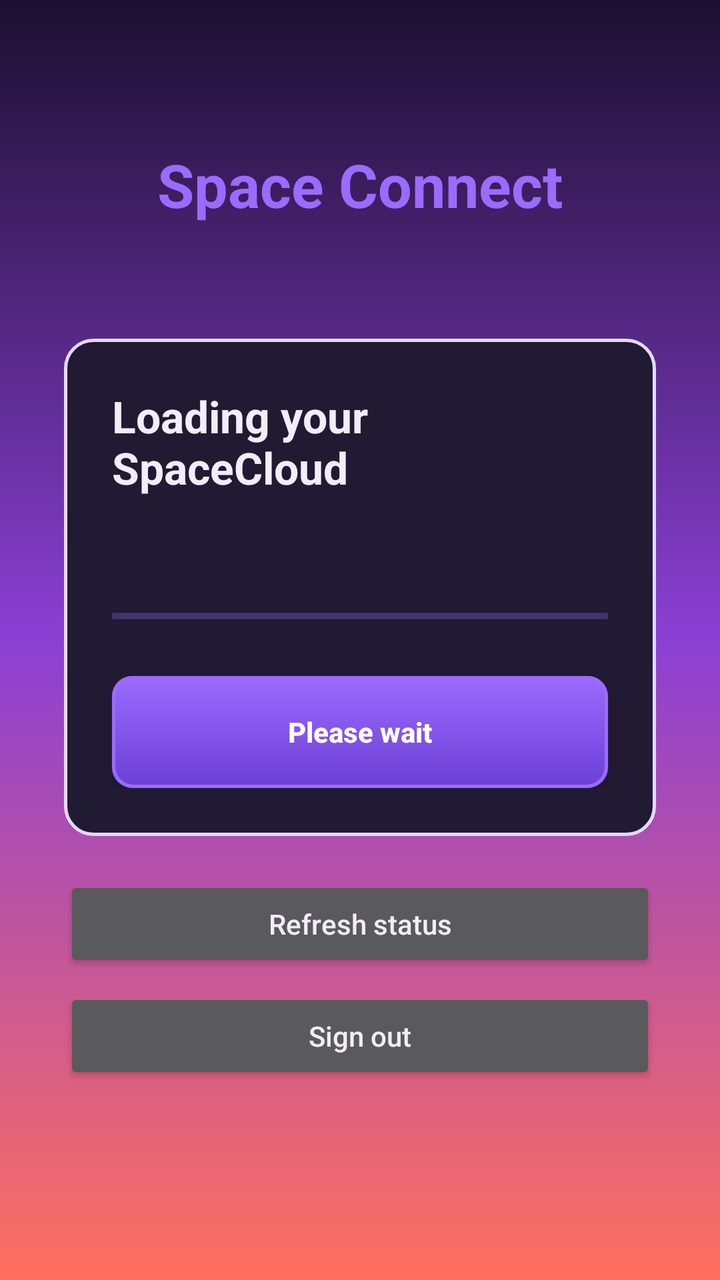
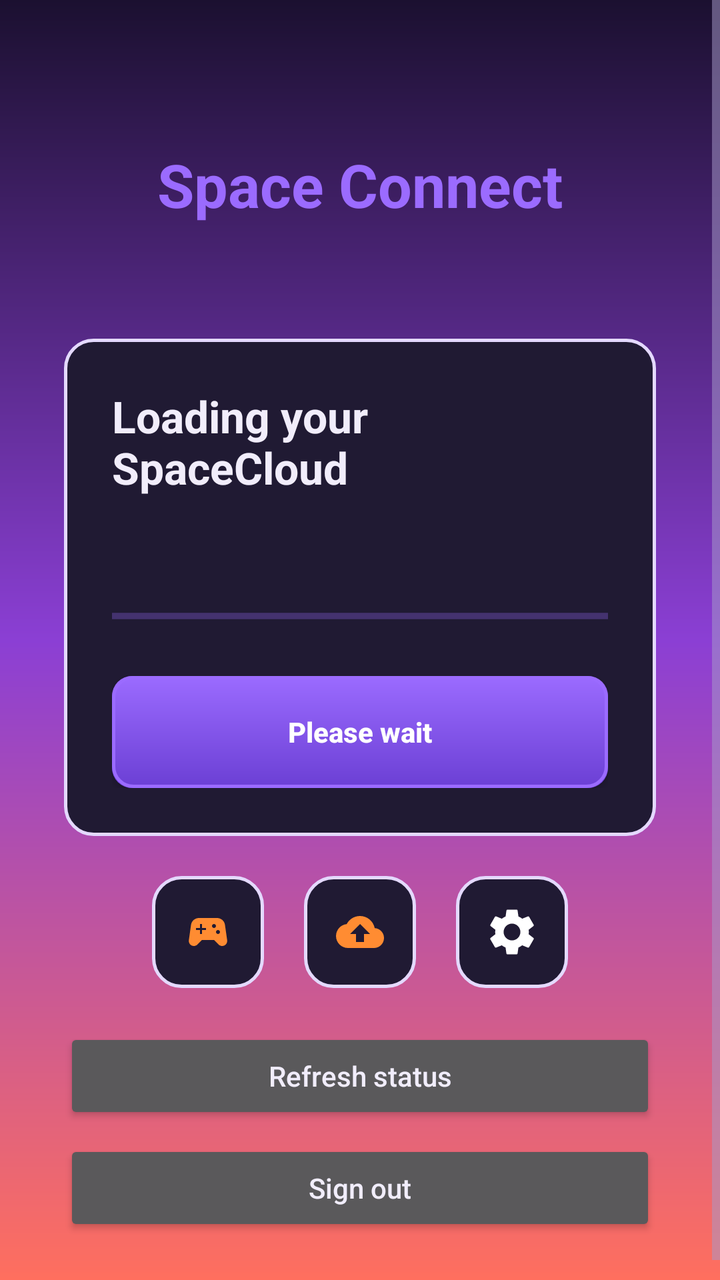

Screens rendered from an Android XML layout before and after an edit, with the pre-edit source and the edit as a unified diff.
<!-- AndroidManifest.xml: application theme AppTheme -->
<!-- res/layout/activity_launcher.xml -->
<?xml version="1.0" encoding="utf-8"?>
<ScrollView xmlns:android="http://schemas.android.com/apk/res/android"
    android:layout_width="match_parent"
    android:layout_height="match_parent"
    android:fillViewport="true">

    <LinearLayout
        android:layout_width="match_parent"
        android:layout_height="wrap_content"
        android:gravity="center_horizontal"
        android:orientation="vertical"
        android:padding="32dp">

        <TextView
            android:layout_width="wrap_content"
            android:layout_height="wrap_content"
            android:layout_marginTop="40dp"
            android:text="@string/login_app_name"
            android:textColor="@color/moonlight_purple"
            android:textSize="30sp"
            android:textStyle="bold" />

        <TextView
            android:id="@+id/launcherAccount"
            android:layout_width="wrap_content"
            android:layout_height="wrap_content"
            android:layout_marginTop="6dp"
            android:textColor="?attr/appMutedForegroundColor"
            android:textSize="14sp" />

        <LinearLayout
            android:layout_width="match_parent"
            android:layout_height="wrap_content"
            android:layout_marginTop="32dp"
            android:background="@drawable/bg_card"
            android:orientation="vertical"
            android:padding="24dp">

            <TextView
                android:id="@+id/launcherStatus"
                android:layout_width="match_parent"
                android:layout_height="wrap_content"
                android:text="@string/launcher_loading"
                android:textColor="?attr/appForegroundColor"
                android:textSize="22sp"
                android:textStyle="bold" />

            <TextView
                android:id="@+id/launcherDetails"
                android:layout_width="match_parent"
                android:layout_height="wrap_content"
                android:layout_marginTop="10dp"
                android:textColor="?attr/appMutedForegroundColor"
                android:textSize="16sp" />

            <ProgressBar
                android:id="@+id/launcherProgress"
                style="?android:attr/progressBarStyleHorizontal"
                android:layout_width="match_parent"
                android:layout_height="wrap_content"
                android:layout_marginTop="20dp"
                android:indeterminate="true" />

            <Button
                android:id="@+id/launcherPrimaryButton"
                android:layout_width="match_parent"
                android:layout_height="56dp"
                android:layout_marginTop="22dp"
                android:background="@drawable/bg_button_purple"
                android:text="@string/launcher_wait"
                android:textAllCaps="false"
                android:textColor="@color/moonlight_gold_foreground"
                android:textStyle="bold" />

            <Button
                android:id="@+id/launcherEndSessionButton"
                android:layout_width="match_parent"
                android:layout_height="48dp"
                android:layout_marginTop="12dp"
                android:text="@string/launcher_end_session"
                android:textAllCaps="false"
                android:visibility="gone" />
        </LinearLayout>

        <Button
            android:id="@+id/launcherRefreshButton"
            android:layout_width="match_parent"
            android:layout_height="48dp"
            android:layout_marginTop="20dp"
            android:text="@string/launcher_refresh"
            android:textAllCaps="false" />

        <Button
            android:id="@+id/launcherLogoutButton"
            android:layout_width="match_parent"
            android:layout_height="48dp"
            android:layout_marginTop="8dp"
            android:text="@string/launcher_logout"
            android:textAllCaps="false" />
    </LinearLayout>
</ScrollView>
<!-- resources referenced by this layout -->
<resources>
  <color name="moonlight_gold_foreground">#FFFFFF</color>
  <color name="moonlight_purple">#9B6BFF</color>
  <string name="launcher_end_session">End session</string>
  <string name="launcher_loading">Loading your SpaceCloud</string>
  <string name="launcher_logout">Sign out</string>
  <string name="launcher_refresh">Refresh status</string>
  <string name="launcher_wait">Please wait</string>
  <string name="login_app_name">Space Connect</string>
  <style name="AppTheme" parent="AppBaseTheme">
          
          <item name="android:windowActionBar">false</item>
          <item name="android:windowNoTitle">true</item>
      </style>
  <color name="moonlight_purple_shadow">#6B3FD4</color>
  <dimen name="cartoon_border_width">1.5dp</dimen>
  <dimen name="card_corner_radius">14dp</dimen>
  <color name="moonlight_background">#140F1F</color>
  <color name="moonlight_surface">#201A33</color>
  <color name="moonlight_surface_2">#1A1528</color>
  <color name="moonlight_foreground">#F1EDFB</color>
  <color name="moonlight_muted_foreground">#A79BC9</color>
  <color name="moonlight_border">#E4D9FF</color>
  <color name="moonlight_sunset_top">#1B1030</color>
  <color name="moonlight_sunset_mid">#8B3FD4</color>
  <color name="moonlight_sunset_horizon">#FF6F5E</color>
  <!-- unchanged entries left out for length: 4 -->
</resources>

<!-- the commit's change to res/layout/activity_launcher.xml (unified diff, before → after) -->
@@ -82,6 +82,50 @@
                 android:visibility="gone" />
         </LinearLayout>
 
+        <LinearLayout
+            android:layout_width="match_parent"
+            android:layout_height="wrap_content"
+            android:layout_marginTop="20dp"
+            android:gravity="center"
+            android:orientation="horizontal">
+
+            <ImageButton
+                android:id="@+id/launcherControllerButton"
+                android:layout_width="56dp"
+                android:layout_height="56dp"
+                android:layout_marginStart="10dp"
+                android:layout_marginEnd="10dp"
+                android:background="@drawable/bg_card"
+                android:contentDescription="@string/launcher_shortcut_controller"
+                android:padding="14dp"
+                android:scaleType="centerInside"
+                android:src="@drawable/ic_gamepad" />
+
+            <ImageButton
+                android:id="@+id/launcherUploadButton"
+                android:layout_width="56dp"
+                android:layout_height="56dp"
+                android:layout_marginStart="10dp"
+                android:layout_marginEnd="10dp"
+                android:background="@drawable/bg_card"
+                android:contentDescription="@string/launcher_upload_file"
+                android:padding="14dp"
+                android:scaleType="centerInside"
+                android:src="@drawable/ic_upload" />
+
+            <ImageButton
+                android:id="@+id/launcherSettingsButton"
+                android:layout_width="56dp"
+                android:layout_height="56dp"
+                android:layout_marginStart="10dp"
+                android:layout_marginEnd="10dp"
+                android:background="@drawable/bg_card"
+                android:contentDescription="@string/launcher_shortcut_settings"
+                android:padding="14dp"
+                android:scaleType="centerInside"
+                android:src="@drawable/ic_settings" />
+        </LinearLayout>
+
         <Button
             android:id="@+id/launcherRefreshButton"
             android:layout_width="match_parent"
<!-- resource entries referenced after the edit -->
@@ -2,10 +2,43 @@
 <resources>
   <color name="moonlight_gold_foreground">#FFFFFF</color>
   <color name="moonlight_purple">#9B6BFF</color>
+  <!-- drawable ic_gamepad (drawable) -->
+  <vector xmlns:android="http://schemas.android.com/apk/res/android"
+      android:width="24dp"
+      android:height="24dp"
+      android:viewportWidth="24"
+      android:viewportHeight="24">
+      <path
+          android:fillColor="@color/moonlight_gold"
+          android:pathData="M21.58,16.09l-1.09,-7.66C20.21,6.46 18.52,5 16.53,5H7.47C5.48,5 3.79,6.46 3.51,8.43l-1.09,7.66C2.2,17.63 3.39,19 4.94,19c0.68,0 1.32,-0.27 1.8,-0.75L9,16h6l2.25,2.25c0.48,0.48 1.13,0.75 1.8,0.75 1.56,0 2.75,-1.37 2.53,-2.91zM11,11H9v2H8v-2H6v-1h2V8h1v2h2v1zM15,10c-0.55,0 -1,-0.45 -1,-1s0.45,-1 1,-1 1,0.45 1,1 -0.45,1 -1,1zM17,13c-0.55,0 -1,-0.45 -1,-1s0.45,-1 1,-1 1,0.45 1,1 -0.45,1 -1,1z" />
+  </vector>
+  <!-- drawable ic_settings (drawable) -->
+  <vector xmlns:android="http://schemas.android.com/apk/res/android"
+      android:width="256dp"
+      android:height="256dp"
+      android:viewportWidth="24"
+      android:viewportHeight="24">
+      <path
+          android:fillColor="@color/moonlight_gold_foreground"
+          android:pathData="M19.14,12.94c0.04,-0.3 0.06,-0.61 0.06,-0.94c0,-0.32 -0.02,-0.64 -0.07,-0.94l2.03,-1.58c0.18,-0.14 0.23,-0.41 0.12,-0.61l-1.92,-3.32c-0.12,-0.22 -0.37,-0.29 -0.59,-0.22l-2.39,0.96c-0.5,-0.38 -1.03,-0.7 -1.62,-0.94L14.4,2.81c-0.04,-0.24 -0.24,-0.41 -0.48,-0.41h-3.84c-0.24,0 -0.43,0.17 -0.47,0.41L9.25,5.35C8.66,5.59 8.12,5.92 7.63,6.29L5.24,5.33c-0.22,-0.08 -0.47,0 -0.59,0.22L2.74,8.87C2.62,9.08 2.66,9.34 2.86,9.48l2.03,1.58C4.84,11.36 4.8,11.69 4.8,12s0.02,0.64 0.07,0.94l-2.03,1.58c-0.18,0.14 -0.23,0.41 -0.12,0.61l1.92,3.32c0.12,0.22 0.37,0.29 0.59,0.22l2.39,-0.96c0.5,0.38 1.03,0.7 1.62,0.94l0.36,2.54c0.05,0.24 0.24,0.41 0.48,0.41h3.84c0.24,0 0.44,-0.17 0.47,-0.41l0.36,-2.54c0.59,-0.24 1.13,-0.56 1.62,-0.94l2.39,0.96c0.22,0.08 0.47,0 0.59,-0.22l1.92,-3.32c0.12,-0.22 0.07,-0.47 -0.12,-0.61L19.14,12.94zM12,15.6c-1.98,0 -3.6,-1.62 -3.6,-3.6s1.62,-3.6 3.6,-3.6s3.6,1.62 3.6,3.6S13.98,15.6 12,15.6z" />
+  </vector>
+  <!-- drawable ic_upload (drawable) -->
+  <vector xmlns:android="http://schemas.android.com/apk/res/android"
+      android:width="24dp"
+      android:height="24dp"
+      android:viewportWidth="24"
+      android:viewportHeight="24">
+      <path
+          android:fillColor="@color/moonlight_gold"
+          android:pathData="M19.35,10.04C18.67,6.59 15.64,4 12,4 9.11,4 6.6,5.64 5.35,8.04 2.34,8.36 0,10.91 0,14c0,3.31 2.69,6 6,6h13c2.76,0 5,-2.24 5,-5 0,-2.64 -2.05,-4.78 -4.65,-4.96zM14,13v4h-4v-4H7l5,-5 5,5h-3z" />
+  </vector>
   <string name="launcher_end_session">End session</string>
   <string name="launcher_loading">Loading your SpaceCloud</string>
   <string name="launcher_logout">Sign out</string>
   <string name="launcher_refresh">Refresh status</string>
+  <string name="launcher_shortcut_controller">Gamepad</string>
+  <string name="launcher_shortcut_settings">Settings</string>
+  <string name="launcher_upload_file">Send file to your PC</string>
   <string name="launcher_wait">Please wait</string>
   <string name="login_app_name">Space Connect</string>
   <style name="AppTheme" parent="AppBaseTheme">
@@ -16,6 +49,7 @@
   <color name="moonlight_purple_shadow">#6B3FD4</color>
   <dimen name="cartoon_border_width">1.5dp</dimen>
   <dimen name="card_corner_radius">14dp</dimen>
+  <color name="moonlight_gold">#FF8C32</color>
   <color name="moonlight_background">#140F1F</color>
   <color name="moonlight_surface">#201A33</color>
   <color name="moonlight_surface_2">#1A1528</color>
